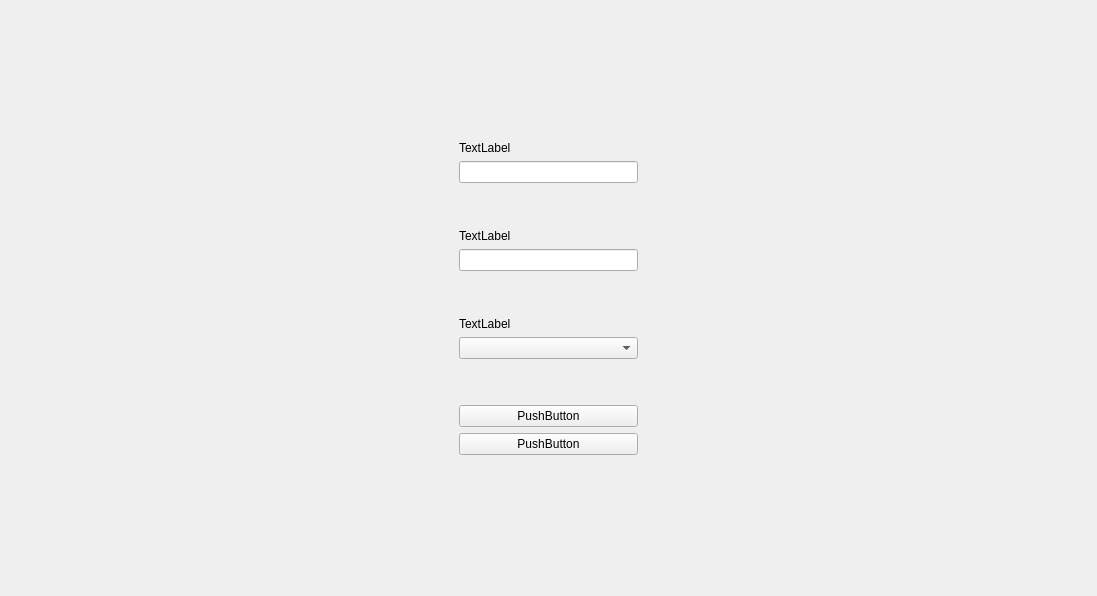
First picture: the form in Views/States/StartGameSettingsState.ui, repository DimLight1998/Gwent, before the edit.
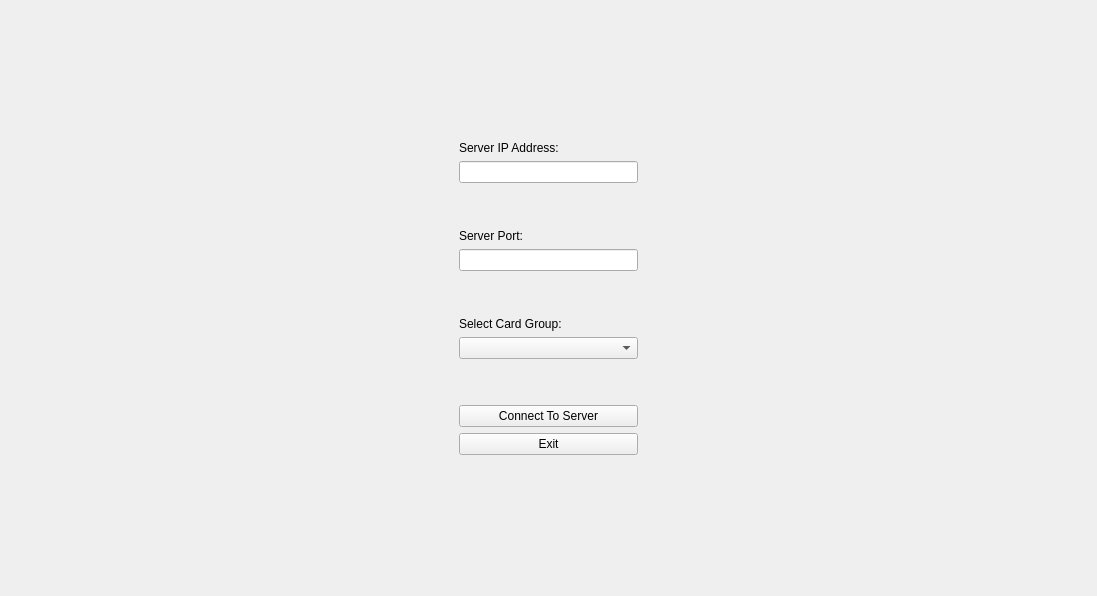
Second picture: the form after the edit.

```diff
--- a/Views/States/StartGameSettingsState.ui
+++ b/Views/States/StartGameSettingsState.ui
@@ -62,7 +62,7 @@
                                         </sizepolicy>
                                     </property>
                                     <property name="text">
-                                        <string>TextLabel</string>
+                                        <string>Server IP Address:</string>
                                     </property>
                                 </widget>
                             </item>
@@ -101,7 +101,7 @@
                                         </sizepolicy>
                                     </property>
                                     <property name="text">
-                                        <string>TextLabel</string>
+                                        <string>Server Port:</string>
                                     </property>
                                 </widget>
                             </item>
@@ -140,7 +140,7 @@
                                         </sizepolicy>
                                     </property>
                                     <property name="text">
-                                        <string>TextLabel</string>
+                                        <string>Select Card Group:</string>
                                     </property>
                                 </widget>
                             </item>
@@ -173,14 +173,14 @@
                             <item>
                                 <widget class="QPushButton" name="pushButton">
                                     <property name="text">
-                                        <string>PushButton</string>
+                                        <string>Connect To Server</string>
                                     </property>
                                 </widget>
                             </item>
                             <item>
                                 <widget class="QPushButton" name="pushButton_2">
                                     <property name="text">
-                                        <string>PushButton</string>
+                                        <string>Exit</string>
                                     </property>
                                 </widget>
                             </item>
```
